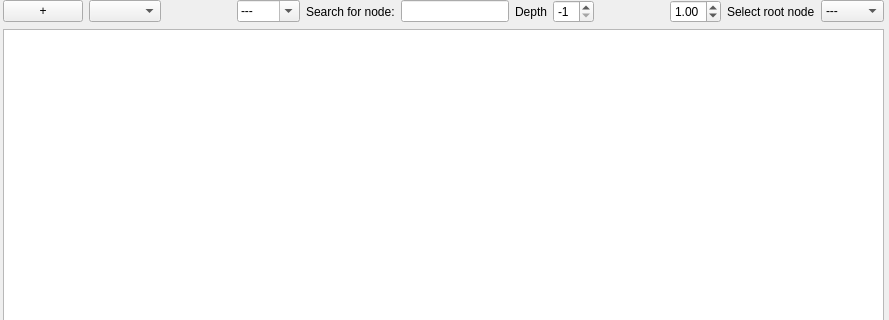
First picture: the form in src/pySUMOQt/Designer/GraphWidget.ui, repository pySUMO/pysumo, before the edit; both pictures show x 0 to 889 and y 0 to 320 of the 889 by 680 pixel window.
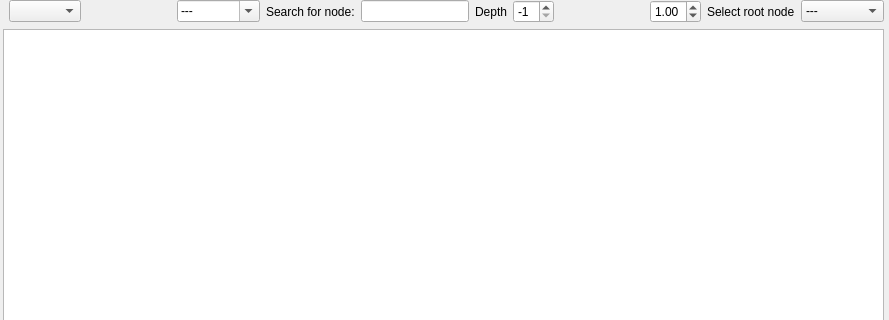
Second picture: the form after the edit.

Commit message: Delete + Button in GraphWidget because it was never used

The edit to the form file:
```diff
--- a/src/pySUMOQt/Designer/GraphWidget.ui
+++ b/src/pySUMOQt/Designer/GraphWidget.ui
@@ -127,13 +127,6 @@
       </item>
      </widget>
     </item>
-    <item row="0" column="0">
-     <widget class="QPushButton" name="pushButton">
-      <property name="text">
-       <string>+</string>
-      </property>
-     </widget>
-    </item>
     <item row="0" column="2">
      <spacer name="horizontalSpacer">
       <property name="orientation">
```
The commit also changes 1 other file.
